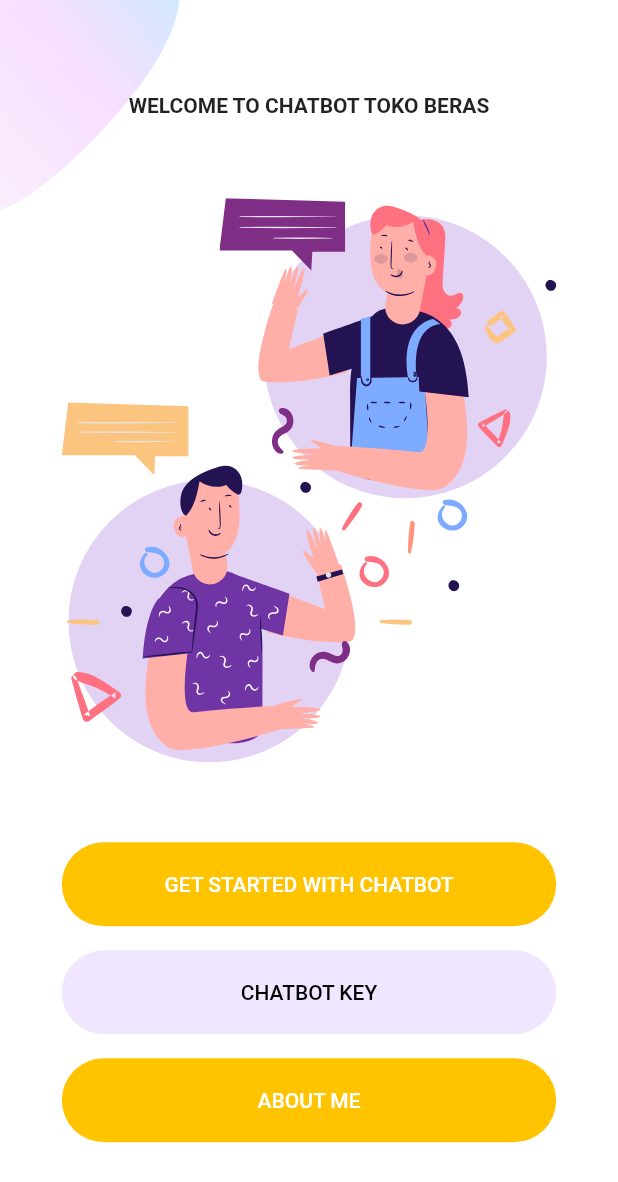
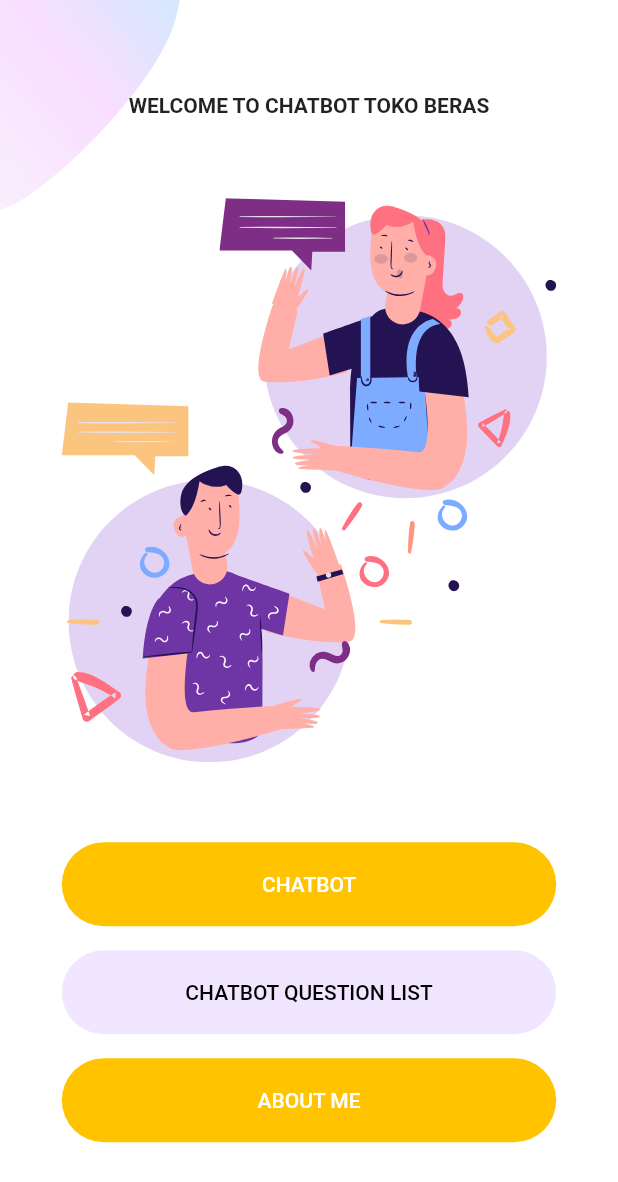
Before and after one commit to reaperizy/chatbot_beras, a Flutter app: the screen it shows after launch, on a phone screen of 412 x 824 dp. Shown: the top 1182 px of the screen. Run offline on Flutter 3.47's test engine with Material 2 defaults, Android fonts, the phone set to English and light mode, and no system bars; our stand-ins replace bubble, flutter_svg, google_fonts, lottie; missing offline and left inert: dialogflow_flutter; network calls fail.

Commit message:
refactor rename

```diff
--- a/lib/components/login_signup_btn.dart
+++ b/lib/components/home_button.dart
@@ -2,10 +2,10 @@ import 'package:flutter/material.dart';
 import 'package:chatbot_beras/common/constant.dart';
 import 'package:chatbot_beras/screen/chatbot.dart';
 import 'package:chatbot_beras/screen/aboutme.dart';
-import 'package:chatbot_beras/screen/tablekey.dart';
+import 'package:chatbot_beras/screen/questionlist_page.dart';
 
-class LoginAndSignupBtn extends StatelessWidget {
-  const LoginAndSignupBtn({
+class HomeButton extends StatelessWidget {
+  const HomeButton({
     Key? key,
   }) : super(key: key);
 
@@ -27,7 +27,7 @@ class LoginAndSignupBtn extends StatelessWidget {
               );
             },
             child: Text(
-              "GET STARTED WITH CHATBOT".toUpperCase(),
+              "CHATBOT".toUpperCase(),
             ),
           ),
         ),
@@ -38,7 +38,7 @@ class LoginAndSignupBtn extends StatelessWidget {
               context,
               MaterialPageRoute(
                 builder: (context) {
-                  return const TableChatBotKey();
+                  return const QuestionListPage();
                 },
               ),
             );
@@ -46,7 +46,7 @@ class LoginAndSignupBtn extends StatelessWidget {
           style: ElevatedButton.styleFrom(
               primary: kPrimaryLightColor, elevation: 0),
           child: Text(
-            "Chatbot Key".toUpperCase(),
+            "chatbot question list".toUpperCase(),
             style: const TextStyle(color: Colors.black),
           ),
         ),
--- a/lib/components/welcome_image.dart
+++ b/lib/components/home_image.dart
@@ -2,8 +2,8 @@ import 'package:flutter/material.dart';
 import 'package:flutter_svg/flutter_svg.dart';
 import 'package:chatbot_beras/common/constant.dart';
 
-class WelcomeImage extends StatelessWidget {
-  const WelcomeImage({
+class HomeImage extends StatelessWidget {
+  const HomeImage({
     Key? key,
   }) : super(key: key);
 
--- a/lib/screen/welcome_screen.dart
+++ b/lib/screen/home_page.dart
@@ -1,8 +1,8 @@
 import 'package:flutter/material.dart';
 import 'package:chatbot_beras/components/background.dart';
-import 'package:chatbot_beras/components/login_signup_btn.dart';
+import 'package:chatbot_beras/components/home_button.dart';
 import 'package:chatbot_beras/components/responsive.dart';
-import 'package:chatbot_beras/components/welcome_image.dart';
+import 'package:chatbot_beras/components/home_image.dart';
 
 class WelcomeScreen extends StatelessWidget {
   const WelcomeScreen({Key? key}) : super(key: key);
@@ -17,7 +17,7 @@ class WelcomeScreen extends StatelessWidget {
               mainAxisAlignment: MainAxisAlignment.end,
               children: [
                 const Expanded(
-                  child: WelcomeImage(),
+                  child: HomeImage(),
                 ),
                 Expanded(
                   child: Row(
@@ -25,7 +25,7 @@ class WelcomeScreen extends StatelessWidget {
                     children: const [
                       SizedBox(
                         width: 450,
-                        child: LoginAndSignupBtn(),
+                        child: HomeButton(),
                       ),
                     ],
                   ),
@@ -50,13 +50,13 @@ class MobileWelcomeScreen extends StatelessWidget {
     return Column(
       mainAxisAlignment: MainAxisAlignment.center,
       children: <Widget>[
-        const WelcomeImage(),
+        const HomeImage(),
         Row(
           children: const [
             Spacer(),
             Expanded(
               flex: 8,
-              child: LoginAndSignupBtn(),
+              child: HomeButton(),
             ),
             Spacer(),
           ],
--- a/lib/screen/tablekey.dart
+++ b/lib/screen/questionlist_page.dart
@@ -1,15 +1,15 @@
 import 'package:flutter/material.dart';
 import 'package:chatbot_beras/common/constant.dart';
 
-class TableChatBotKey extends StatelessWidget {
-  const TableChatBotKey({Key? key}) : super(key: key);
+class QuestionListPage extends StatelessWidget {
+  const QuestionListPage({Key? key}) : super(key: key);
 
   @override
   Widget build(BuildContext context) {
     return Scaffold(
       resizeToAvoidBottomInset : false,
       appBar: AppBar(
-        title: const Text('Table Key'),
+        title: const Text('Chatbot Question List'),
         backgroundColor: kPrimaryColor,
         elevation: 0,
       ),
@@ -18,7 +18,7 @@ class TableChatBotKey extends StatelessWidget {
             DataTable(
                   columns: const [
                     DataColumn(
-                      label: Center(child: Text('Information',
+                      label: Center(child: Text('Topic',
                       style: TextStyle(
                         fontSize: 20,
                         fontWeight: FontWeight.w800,
@@ -26,7 +26,7 @@ class TableChatBotKey extends StatelessWidget {
                       ),),),
                     ),
                     DataColumn(
-                        label: Text('Keywords',
+                        label: Text('Question',
                           style: TextStyle(
                               fontSize: 20,
                               fontWeight: FontWeight.w800,
--- a/lib/screen/splash_screen.dart
+++ b/lib/screen/splash_screen.dart
@@ -1,6 +1,6 @@
 import 'dart:async';
 
-import 'package:chatbot_beras/screen/welcome_screen.dart';
+import 'package:chatbot_beras/screen/home_page.dart';
 import 'package:flutter/material.dart';
 import 'package:lottie/lottie.dart';
 
```
Also changed, not shown: lib/screen/aboutme.dart (+7 -1 lines).
